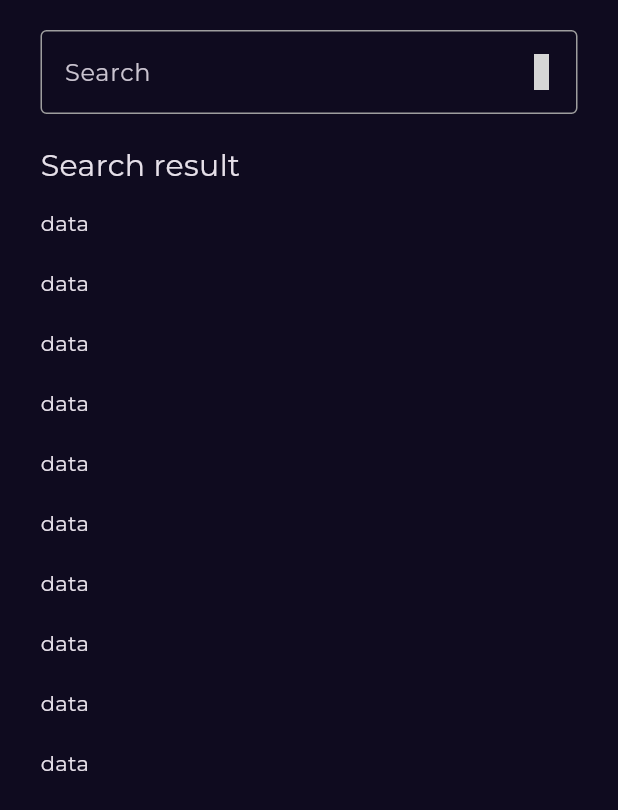
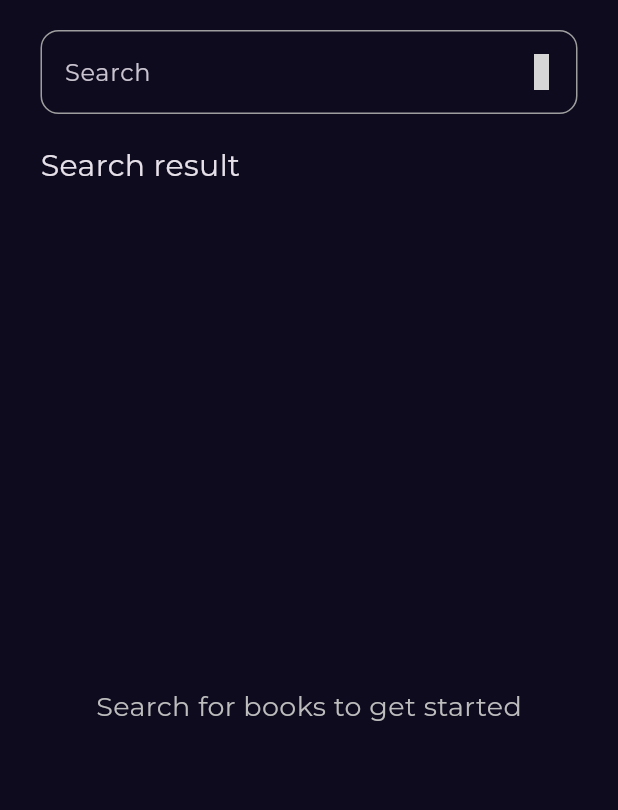
Before and after one commit to iYoussefAdly/bookly_app, a Flutter app: the SearchView screen opened by its route, on a phone screen of 412 x 824 dp. Shown: the top 810 px of the screen. Run offline on Flutter 3.47's test engine with Material 3 defaults, Android fonts, the phone set to English and light mode, and no system bars; our stand-ins replace bloc, cached_network_image, dartz, dio, equatable, flutter_bloc and 4 more; missing offline and left inert: font_awesome_icon_class; network calls fail; project files that could hold a hidden picture were left out; grey boxes are pictures that could not be loaded.

Commit message:
app done

```diff
--- a/lib/core/utils/app_router.dart
+++ b/lib/core/utils/app_router.dart
@@ -4,6 +4,8 @@ import 'package:bookly_app/features/home/data/repos/home_repo_impl.dart';
 import 'package:bookly_app/features/home/presentation/manger/cubits/similar_books/similar_books_cubit.dart';
 import 'package:bookly_app/features/home/presentation/views/book_details_view.dart';
 import 'package:bookly_app/features/home/presentation/views/home_view.dart';
+import 'package:bookly_app/features/search/data/repos/search_repo_impl.dart';
+import 'package:bookly_app/features/search/presentation/manager/search_cubit/search_cubit.dart';
 import 'package:bookly_app/features/search/presentation/view/search_view.dart';
 import 'package:bookly_app/features/splash/presentation/views/splash_view.dart';
 import 'package:flutter_bloc/flutter_bloc.dart';
@@ -32,11 +34,18 @@ abstract class AppRouter {
         builder: (context, state) {
           return BlocProvider(
             create: (context) => SimilarBooksCubit(getIt.get<HomeRepoImpl>()),
-            child: BookDetailsView(bookModel: state.extra as BookModel,),
+            child: BookDetailsView(bookModel: state.extra as BookModel),
           );
         },
       ),
-      GoRoute(path: kSearchView, builder: (context, state) => SearchView()),
+      GoRoute(
+        path: kSearchView,
+        builder:
+            (context, state) => BlocProvider(
+              create: (context) => SearchCubit(getIt.get<SearchRepoImpl>()),
+              child: SearchView(),
+            ),
+      ),
     ],
   );
 }
--- a/lib/core/utils/service_locator.dart
+++ b/lib/core/utils/service_locator.dart
@@ -1,9 +1,11 @@
 import 'package:bookly_app/core/utils/api_services.dart';
 import 'package:bookly_app/features/home/data/repos/home_repo_impl.dart';
+import 'package:bookly_app/features/search/data/repos/search_repo_impl.dart';
 import 'package:dio/dio.dart';
 import 'package:get_it/get_it.dart';
   final getIt = GetIt.instance;
   void setubServiceLocator() {
     getIt.registerSingleton<ApiServices>(ApiServices(Dio()));
     getIt.registerSingleton<HomeRepoImpl>(HomeRepoImpl(getIt.get<ApiServices>()));
+    getIt.registerSingleton<SearchRepoImpl>(SearchRepoImpl(getIt.get<ApiServices>()));
   }
--- a/lib/features/home/presentation/views/widgets/featured_list_view_item.dart
+++ b/lib/features/home/presentation/views/widgets/featured_list_view_item.dart
@@ -30,7 +30,7 @@ class FeaturedListViewItem extends StatelessWidget {
                       child: GestureDetector(
                         onTap:() => GoRouter.of(context).push(AppRouter.kBookDetailsView,extra: state.featuredBooks[index]),
                         child: CustomBookImage(
-                          imageUrl: state.featuredBooks[index].volumeInfo.imageLinks.thumbnail,
+                          imageUrl: state.featuredBooks[index].volumeInfo.imageLinks?.thumbnail,
                         ),
                       ),
                     ),
--- a/lib/features/home/presentation/views/widgets/similar_books_list_view.dart
+++ b/lib/features/home/presentation/views/widgets/similar_books_list_view.dart
@@ -21,7 +21,7 @@ class SimilarBooksListView extends StatelessWidget {
                     padding: const EdgeInsets.symmetric(horizontal: 6),
                     child: CustomBookImage(
                       imageUrl:
-                          state.similarBooks[index].volumeInfo.imageLinks.thumbnail,
+                          state.similarBooks[index].volumeInfo.imageLinks?.thumbnail,
                     ),
                   ),
             ),
--- /dev/null
+++ b/lib/features/search/data/repos/search_repo.dart
@@ -0,0 +1,8 @@
+import 'package:bookly_app/core/errors/failures.dart';
+import 'package:bookly_app/features/home/data/models/book_model/book_model.dart';
+import 'package:dartz/dartz.dart';
+
+abstract class SearchRepo {
+  Future<Either<Failures, List<BookModel>>>fetchSearchedBooks(
+      {required String category});
+}
--- /dev/null
+++ b/lib/features/search/data/repos/search_repo_impl.dart
@@ -0,0 +1,35 @@
+import 'package:bookly_app/core/errors/failures.dart';
+import 'package:bookly_app/core/utils/api_services.dart';
+import 'package:bookly_app/features/home/data/models/book_model/book_model.dart';
+import 'package:bookly_app/features/search/data/repos/search_repo.dart';
+import 'package:dartz/dartz.dart';
+import 'package:dio/dio.dart';
+
+class SearchRepoImpl implements SearchRepo {
+  final ApiServices apiServices;
+
+  SearchRepoImpl(this.apiServices);
+  @override
+  Future<Either<Failures, List<BookModel>>> fetchSearchedBooks({
+    required String category,
+  }) async {
+    try {
+      var data = await apiServices.get(
+        endPoint: 'volumes?q=$category&Filtering=free-ebooks',
+      );
+
+      List<BookModel> books = [];
+      if (data['items'] != null) {
+        for (var item in data['items']) {
+          books.add(BookModel.fromJson(item));
+        }
+      }
+      return right(books);
+    } catch (e) {
+      if (e is DioException) {
+        return left(ServerFailuer.fromDioException(e));
+      }
+      return left(ServerFailuer(errorMessage: e.toString()));
+    }
+  }
+}
--- /dev/null
+++ b/lib/features/search/presentation/manager/search_cubit/search_cubit.dart
@@ -0,0 +1,25 @@
+import 'package:bloc/bloc.dart';
+import 'package:bookly_app/features/home/data/models/book_model/book_model.dart';
+import 'package:bookly_app/features/search/data/repos/search_repo.dart';
+import 'package:equatable/equatable.dart';
+
+part 'search_state.dart';
+
+class SearchCubit extends Cubit<SearchState> {
+  SearchCubit(this.searchRepo) : super(SearchInitial());
+
+  final SearchRepo searchRepo;
+
+  Future<void> fetchSearchedBooks({required String category}) async {
+    emit(SearchLoading());
+    var result = await searchRepo.fetchSearchedBooks(category: category);
+    result.fold(
+      (failure) {
+        emit(SearchFailure(failure.errorMessage));
+      },
+      (books) {
+        emit(SearchSuccess(books));
+      },
+    );
+  }
+}
--- /dev/null
+++ b/lib/features/search/presentation/manager/search_cubit/search_state.dart
@@ -0,0 +1,30 @@
+part of 'search_cubit.dart';
+
+abstract class SearchState extends Equatable {
+  const SearchState();
+
+  @override
+  List<Object> get props => [];
+}
+
+class SearchInitial extends SearchState {}
+
+class SearchLoading extends SearchState {}
+
+class SearchSuccess extends SearchState {
+  final List<BookModel> books;
+
+  const SearchSuccess(this.books);
+
+  @override
+  List<Object> get props => [books];
+}
+
+class SearchFailure extends SearchState {
+  final String erroMessage;
+
+  const SearchFailure(this.erroMessage);
+
+  @override
+  List<Object> get props => [erroMessage];
+}
--- a/lib/features/search/presentation/view/widgets/custom_text_field.dart
+++ b/lib/features/search/presentation/view/widgets/custom_text_field.dart
@@ -1,25 +1,54 @@
 import 'package:flutter/material.dart';
+import 'package:flutter_bloc/flutter_bloc.dart';
 import 'package:font_awesome_icon_class/font_awesome_icon_class.dart';
+import 'package:bookly_app/features/search/presentation/manager/search_cubit/search_cubit.dart';
 
 class CustomTextField extends StatelessWidget {
-  const CustomTextField({super.key});
+  CustomTextField({super.key});
+
+  final textController = TextEditingController();
+  final textKey = GlobalKey<FormState>();
 
   @override
   Widget build(BuildContext context) {
-    return TextField(
-      decoration: InputDecoration(
-        enabledBorder: buildOutLineInputBorder(color: Colors.grey),
-        focusedBorder: buildOutLineInputBorder(color: Colors.white),
-        suffixIcon: IconButton(
-          onPressed: () {},
-          icon: Icon(FontAwesomeIcons.magnifyingGlass),
+    return Form(
+      key: textKey,
+      child: TextFormField(
+        controller: textController,
+        validator: (value) {
+          if (value == null || value.trim().isEmpty) {
+            return 'This field is required';
+          }
+          return null;
+        },
+        onFieldSubmitted: (value) {
+          if (textKey.currentState!.validate()) {
+            BlocProvider.of<SearchCubit>(context)
+                .fetchSearchedBooks(category: value.trim());
+          }
+        },
+        decoration: InputDecoration(
+          enabledBorder: buildOutLineInputBorder(color: Colors.grey),
+          focusedBorder: buildOutLineInputBorder(color: Colors.white),
+          suffixIcon: IconButton(
+            onPressed: () {
+              if (textKey.currentState!.validate()) {
+                BlocProvider.of<SearchCubit>(context)
+                    .fetchSearchedBooks(category: textController.text.trim());
+              }
+            },
+            icon: const Icon(FontAwesomeIcons.magnifyingGlass),
+          ),
+          hintText: "Search",
         ),
-        hintText: "Search",
       ),
     );
   }
 
   OutlineInputBorder buildOutLineInputBorder({required Color color}) {
-    return OutlineInputBorder(borderSide: BorderSide(color: color));
+    return OutlineInputBorder(
+      borderSide: BorderSide(color: color),
+      borderRadius: BorderRadius.circular(12),
+    );
   }
 }
--- a/lib/features/search/presentation/view/widgets/search_result_list_view.dart
+++ b/lib/features/search/presentation/view/widgets/search_result_list_view.dart
@@ -1,20 +1,53 @@
+import 'package:bookly_app/core/widgets/custom_error_widget.dart';
+import 'package:bookly_app/core/widgets/custom_loading_indicator.dart';
 import 'package:bookly_app/features/home/presentation/views/widgets/book_item.dart';
+import 'package:bookly_app/features/search/presentation/manager/search_cubit/search_cubit.dart';
 import 'package:flutter/material.dart';
-
+import 'package:flutter_bloc/flutter_bloc.dart';
 class SearchResultListView extends StatelessWidget {
-  const SearchResultListView({super.key});
+  const SearchResultListView({super.key,});
   @override
   Widget build(BuildContext context) {
+    return BlocBuilder<SearchCubit, SearchState>(
+      builder: (context, state) {
+        if (state is SearchSuccess) {
+          if (state.books.isEmpty) {
+            return Center(
+              child: Text(
+                "No books found for your search",
+                style: TextStyle(
+                  fontSize: 18,
+                  color: Colors.grey[400],
+                ),
+              ),
+            );
+          }
           return ListView.builder(
             physics: NeverScrollableScrollPhysics(),
             padding: EdgeInsets.zero,
-      itemCount: 10,
+            itemCount: state.books.length,
             itemBuilder: (context, index) {
               return Padding(
                 padding: const EdgeInsets.only(bottom: 20),
-          // child: BookItem(),
-          child: Text("data"),
+                child: BookItem(bookModel: state.books[index]),
               );
+            },
+          );
+        } else if (state is SearchFailure) {
+         return CustomErrorWidget(errorMessage: state.erroMessage);
+        } else if (state is SearchLoading) {
+         return CustomLoadingIndicator();
+        } else {
+         return Center(
+           child: Text(
+             "Search for books to get started",
+             style: TextStyle(
+               fontSize: 18,
+               color: Colors.grey[400],
+             ),
+           ),
+         );
+        }
       },
     );
   }
--- a/lib/features/search/presentation/view/widgets/search_view_body.dart
+++ b/lib/features/search/presentation/view/widgets/search_view_body.dart
@@ -4,8 +4,7 @@ import 'package:bookly_app/features/search/presentation/view/widgets/search_resu
 import 'package:flutter/cupertino.dart';
 
 class SearchViewBody extends StatelessWidget {
-  const SearchViewBody({super.key});
-
+  const SearchViewBody({super.key,});
   @override
   Widget build(BuildContext context) {
     return Padding(
--- a/pubspec.yaml
+++ b/pubspec.yaml
@@ -39,6 +39,7 @@ dependencies:
   flutter_bloc: ^9.1.1
   flutter_getit: ^3.0.1
   font_awesome_icon_class: ^0.0.6
+  get_it: ^7.6.7
   go_router: ^16.0.0
   google_fonts: ^6.2.1
   shimmer_animation: ^2.2.2
@@ -78,6 +79,7 @@ flutter:
     #     - assets/fonts/segoe-ui-this/segoeuithibd.ttf
     # - family: SegoeUI
     #   fonts:
+    #   fonts:
     #     - asset: assets/fonts/segoe-ui-this/segoeuithibd.ttf
   #       - asset: fonts/TrajanPro.ttf
   #       - asset: fonts/TrajanPro_Bold.ttf
```
Also changed, not shown: lib/features/home/data/models/book_model/volume_info.dart (+6 -4 lines), lib/features/home/presentation/views/widgets/book_details_section.dart (+5 -3 lines), lib/features/home/presentation/views/widgets/book_item.dart (+6 -4 lines), lib/features/home/presentation/views/widgets/custom_book_image.dart (+16 -7 lines), lib/features/home/presentation/views/widgets/image_of_the_item.dart (+24 -6 lines), pubspec.lock. Lines whose indentation alone changed are shown as unchanged.
